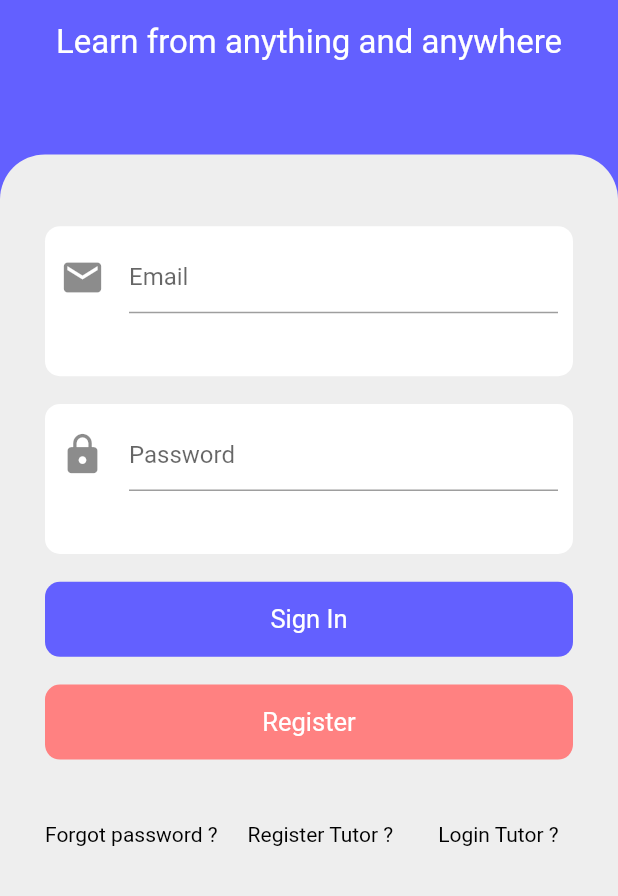
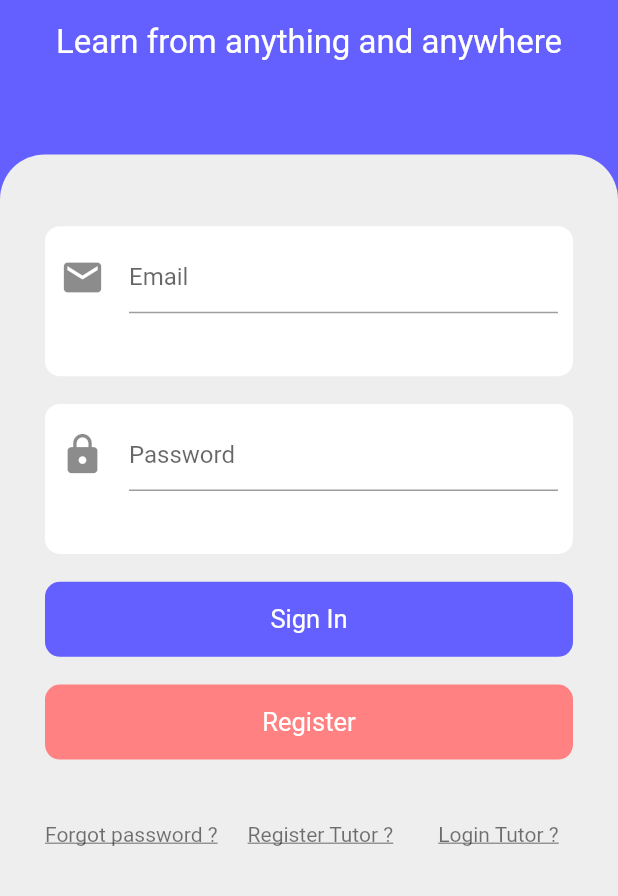
Before and after one commit to noymak/Luk-To-Learn, a Flutter app: the screen it shows after launch, on a phone screen of 412 x 824 dp, the part 340-1236 px from its top. Run offline on Flutter 3.47's test engine with Material 2 defaults, Android fonts, the phone set to English and light mode, and no system bars; our stand-ins replace cloud_firestore, dropdown_button2, dropdown_search, file_picker, firebase_auth, firebase_core and 6 more; missing offline and left inert: splash_screen_view; accounts and stored records are empty; Roboto replaces fonts that are missing (Kanit); statements that could not run were skipped.

Commit message:
no message

```diff
--- a/project-main/lib/Screens/welcome_screen.dart
+++ b/project-main/lib/Screens/welcome_screen.dart
@@ -184,12 +184,15 @@ class WelcomeScreen extends StatelessWidget {
                         children: [
                           GestureDetector(
                             onTap: () {
-                                    Navigator.pushNamed(context, '/forgotpass');
-                                  },
+                              Navigator.pushNamed(context, '/forgotpass');
+                            },
                             child: Text(
                               'Forgot password ?',
                               style: GoogleFonts.kanit(
-                                  fontSize: 14, color: Colors.black),
+                                  fontSize: 14,
+                                  color: Colors.black54,
+                                  decoration: TextDecoration.underline,
+                                  decorationColor: Colors.black54,),
                             ),
                           ),
                           SizedBox(width: 20),
@@ -200,23 +203,29 @@ class WelcomeScreen extends StatelessWidget {
                             child: Text(
                               'Register Tutor ?',
                               style: GoogleFonts.kanit(
-                                  fontSize: 14, color: Colors.black),
+                                  fontSize: 14,
+                                  color: Colors.black54,
+                                  decoration: TextDecoration.underline,
+                                  decorationColor: Colors.black54,),
                             ),
                           ),
                           SizedBox(width: 30),
                           GestureDetector(
-                             onTap: () {
+                            onTap: () {
                               Navigator.pushNamed(context, '/login_tutor');
                             },
                             child: Text(
                               'Login Tutor ?',
                               style: GoogleFonts.kanit(
-                                  fontSize: 14, color: Colors.black),
+                                  fontSize: 14,
+                                  color: Colors.black54,
+                                  decoration: TextDecoration.underline,
+                                  decorationColor: Colors.black54,),
                             ),
                           ),
                         ],
                       ),
-                       SizedBox(
+                      SizedBox(
                         height: 5,
                       ),
                     ],
```
Also changed, not shown: project-main/lib/Screens/tutor_screen/login_tutor.dart (renamed from project-main/lib/Screens/user_screen/login_tutor.dart, +11 -2 lines), project-main/lib/Screens/tutor_screen/registertutor.dart (+8 -7 lines).
